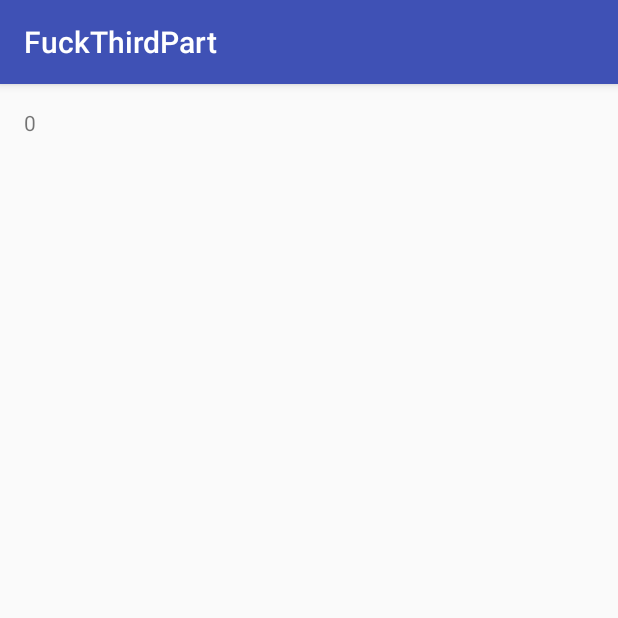
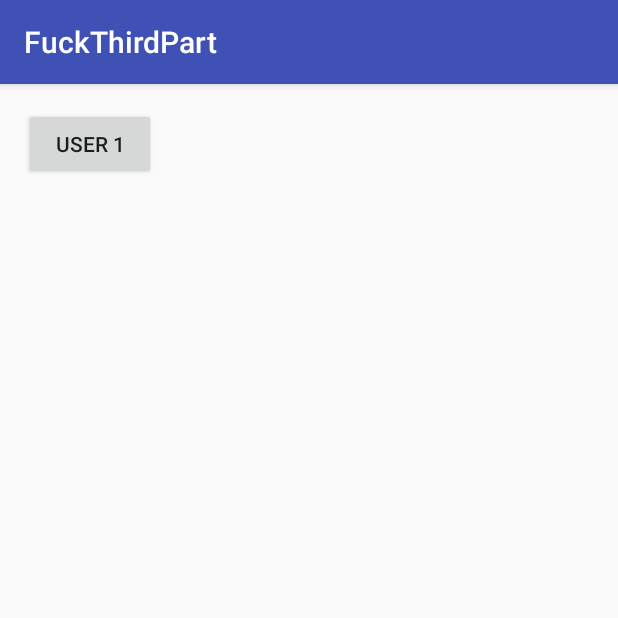
Before and after one commit to HelloVass/LearnDagger2, an Android app: the screen it shows after launch (MainActivity), on a phone screen of 412 x 824 dp, the top half of it. Run offline under Robolectric (Android 15) with nearby library versions, the phone set to English and light mode, and no system bars.

Commit message:
未使用 Scope 时的例子

```diff
--- a/app/build.gradle
+++ b/app/build.gradle
@@ -27,8 +27,9 @@ dependencies {
         exclude group: 'com.android.support', module: 'support-annotations'
     })
     compile 'com.android.support:appcompat-v7:24.2.1'
+    compile 'com.google.dagger:dagger:2.7'
+    compile 'com.android.support.constraint:constraint-layout:1.0.0-alpha8'
+    testCompile 'junit:junit:4.12'
     apt 'com.google.dagger:dagger-compiler:2.7'
-    compile 'com.google.dagger:dagger:2.7'
     provided 'javax.annotation:jsr250-api:1.0'
-    testCompile 'junit:junit:4.12'
 }
--- /dev/null
+++ b/app/src/main/java/com/dove/flyer/fuckthirdpart/App.java
@@ -0,0 +1,33 @@
+package com.dove.flyer.fuckthirdpart;
+
+import android.app.Application;
+
+/**
+ * Created by flyer on 2016/11/21.
+ */
+
+public class App extends Application{
+
+
+    static UserComponent sUserComponent;
+
+    @Override
+    public void onCreate() {
+        super.onCreate();
+
+    }
+
+    public static UserComponent getUserComponent(){
+        if (sUserComponent == null){
+            sUserComponent = DaggerUserComponent.builder().userModule(new UserModule())
+                    .build();
+        }
+        return sUserComponent;
+    }
+
+    public static void releaseUserComponent(){
+        sUserComponent = null;
+    }
+
+
+}
--- a/app/src/main/java/com/dove/flyer/fuckthirdpart/ClassRoom.java
+++ /dev/null
@@ -1,25 +0,0 @@
-package com.dove.flyer.fuckthirdpart;
-
-import javax.inject.Inject;
-
-/**
- * Created by flyer on 2016/11/11.
- */
-
-public class ClassRoom {
-
-    User mUser;
-
-    @Inject
-    public ClassRoom(User user){
-        this.mUser = user;
-    }
-
-    public User getUser() {
-        return mUser;
-    }
-
-    public void setUser(User user) {
-        mUser = user;
-    }
-}
--- a/app/src/main/java/com/dove/flyer/fuckthirdpart/MainActivity.java
+++ b/app/src/main/java/com/dove/flyer/fuckthirdpart/MainActivity.java
@@ -1,31 +1,39 @@
 package com.dove.flyer.fuckthirdpart;
 
+import android.content.Intent;
 import android.os.Bundle;
 import android.support.v7.app.AppCompatActivity;
+import android.view.View;
+import android.widget.Button;
 import android.widget.TextView;
 
 import javax.inject.Inject;
 
-public class MainActivity extends AppCompatActivity {
+public class MainActivity extends AppCompatActivity implements View.OnClickListener{
 
 
-    TextView mUserAgeTv;
-//    @Inject User mUser;
-//    @Inject ClassRoom mClassRoom;
-    @Inject Subject mSubject;
-
-    SubjectModule mSubjectModule;
+    Button mUser1Btn;
+//    Button mUser2Btn;
 
     @Override
     protected void onCreate(Bundle savedInstanceState) {
         super.onCreate(savedInstanceState);
         setContentView(R.layout.activity_main);
-        mUserAgeTv = (TextView) findViewById(R.id.user_age_tv);
-        mSubjectModule = new SubjectModule();
+        mUser1Btn = (Button) findViewById(R.id.user_1_login_btn);
+        mUser1Btn.setOnClickListener(this);
+//        mUser2Btn = (Button) findViewById(R.id.user_2_login_btn);
+//        mUser2Btn.setOnClickListener(this);
+    }
 
-        DaggerUserComponent.builder()
-                .subjectModule(mSubjectModule)
-                .build().injectTo(this);
-        mUserAgeTv.setText("" + mSubject.mClassRoom.mUser.age);
+    @Override
+    public void onClick(View v) {
+        switch (v.getId()){
+            case R.id.user_1_login_btn:
+                startActivity(new Intent(this,ClassARoomActivity.class));
+                break;
+//            case R.id.user_2_login_btn:
+//                startActivity(new Intent(this,ClassBRoomActivity.class));
+//                break;
+        }
     }
 }
--- a/app/src/main/java/com/dove/flyer/fuckthirdpart/Subject.java
+++ /dev/null
@@ -1,36 +0,0 @@
-package com.dove.flyer.fuckthirdpart;
-
-/**
- * Created by flyer on 2016/11/14.
- */
-
-public class Subject {
-
-    String mName;
-    String mId;
-    ClassRoom mClassRoom;
-    User mUser;
-
-    public Subject(ClassRoom classRoom){
-        this.mName = "";
-        this.mId = "";
-        this.mClassRoom = classRoom;
-        this.mUser = classRoom.getUser();
-    }
-
-    public String getId() {
-        return mId;
-    }
-
-    public void setId(String id) {
-        mId = id;
-    }
-
-    public String getName() {
-        return mName;
-    }
-
-    public void setName(String name) {
-        mName = name;
-    }
-}
--- a/app/src/main/java/com/dove/flyer/fuckthirdpart/SubjectModule.java
+++ /dev/null
@@ -1,22 +0,0 @@
-package com.dove.flyer.fuckthirdpart;
-
-import dagger.Module;
-import dagger.Provides;
-
-/**
- * Created by flyer on 2016/11/14.
- */
-@Module
-public class SubjectModule {
-
-
-    public SubjectModule(){
-
-    }
-
-
-    @Provides Subject provideSubject(ClassRoom classRoom){
-        return new Subject(classRoom);
-    }
-
-}
--- a/app/src/main/java/com/dove/flyer/fuckthirdpart/User.java
+++ b/app/src/main/java/com/dove/flyer/fuckthirdpart/User.java
@@ -1,6 +1,7 @@
 package com.dove.flyer.fuckthirdpart;
 
 import javax.inject.Inject;
+import javax.inject.Singleton;
 
 /**
  * Created by flyer on 2016/11/9.
@@ -9,7 +10,6 @@ import javax.inject.Inject;
 public class User {
     int age;
 
-    @Inject
     public User(){
 
     }
--- a/app/src/main/java/com/dove/flyer/fuckthirdpart/UserComponent.java
+++ b/app/src/main/java/com/dove/flyer/fuckthirdpart/UserComponent.java
@@ -5,7 +5,9 @@ import dagger.Component;
 /**
  * Created by flyer on 2016/11/11.
  */
-@Component(modules = SubjectModule.class)
+
+@Component(modules = {UserModule.class})
 public interface UserComponent {
-    void injectTo(MainActivity mainActivity);
+    void injectTo(ClassARoomActivity classARoomActivity);
+    void injectTo(ClassBRoomActivity classBRoomActivity);
 }
--- a/app/src/main/res/layout/activity_main.xml
+++ b/app/src/main/res/layout/activity_main.xml
@@ -1,19 +1,23 @@
 <?xml version="1.0" encoding="utf-8"?>
-<RelativeLayout
+<LinearLayout
     xmlns:android="http://schemas.android.com/apk/res/android"
     xmlns:tools="http://schemas.android.com/tools"
     android:id="@+id/activity_main"
+    android:orientation="vertical"
     android:layout_width="match_parent"
     android:layout_height="match_parent"
-    android:paddingBottom="@dimen/activity_vertical_margin"
-    android:paddingLeft="@dimen/activity_horizontal_margin"
-    android:paddingRight="@dimen/activity_horizontal_margin"
-    android:paddingTop="@dimen/activity_vertical_margin"
     tools:context="com.dove.flyer.fuckthirdpart.MainActivity">
 
-    <TextView
-        android:id="@+id/user_age_tv"
+    <Button
+        android:layout_margin="16dp"
+        android:id="@+id/user_1_login_btn"
         android:layout_width="wrap_content"
         android:layout_height="wrap_content"
-        android:text="Hello World!"/>
-</RelativeLayout>
+        android:text="user 1"/>
+    <!--<Button-->
+        <!--android:layout_margin="16dp"-->
+        <!--android:text="user 2"-->
+        <!--android:id="@+id/user_2_login_btn"-->
+        <!--android:layout_width="wrap_content"-->
+        <!--android:layout_height="wrap_content" />-->
+</LinearLayout>
```
Also changed, not shown: app/src/main/AndroidManifest.xml (+6 -5 lines), app/src/main/java/com/dove/flyer/fuckthirdpart/ClassARoomActivity.java (added, +39 -0 lines), app/src/main/java/com/dove/flyer/fuckthirdpart/ClassBRoomActivity.java (added, +36 -0 lines), app/src/main/java/com/dove/flyer/fuckthirdpart/UserModule.java (added, +23 -0 lines), app/src/main/res/layout/activity_class_aroom.xml (added, +24 -0 lines), app/src/main/res/layout/activity_class_broom.xml (added, +19 -0 lines), 9 other files.
